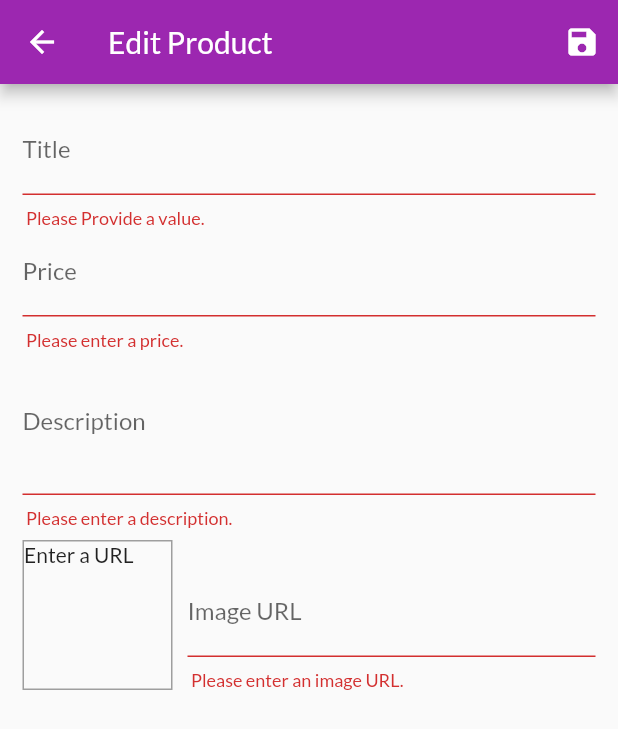
After one commit to AmmarHussien/new_shop_app, a Flutter app: the EditProductsScreen screen opened by its route, after a tap on the "save" icon, on a phone screen of 412 x 824 dp. The commit adds this screen. Shown: the top 729 px of the screen. Run offline on Flutter 3.47's test engine with Material 2 defaults, Android fonts, the phone set to English and light mode, and no system bars; network calls fail.

Commit message:
add new products

```diff
--- a/lib/main.dart
+++ b/lib/main.dart
@@ -4,6 +4,7 @@ import 'package:shop_app/providers/cart.dart';
 import 'package:shop_app/providers/orders.dart';
 import 'package:shop_app/providers/products_provider.dart';
 import 'package:shop_app/screens/cart_screen.dart';
+import 'package:shop_app/screens/edit_products_screen.dart';
 import 'package:shop_app/screens/orders_screen.dart';
 import 'package:shop_app/screens/product_detail_screen.dart';
 import 'package:shop_app/screens/products_overview_screen.dart';
@@ -46,6 +47,7 @@ class MyApp extends StatelessWidget {
           CartScreen.routeName: (context) => const CartScreen(),
           OrderScreen.routeName: (context) => const OrderScreen(),
           UserProductsScreen.routeName: (context) => const UserProductsScreen(),
+          EditProductsScreen.routeName: (context) => const EditProductsScreen(),
         },
       ),
     );
--- a/lib/providers/products_provider.dart
+++ b/lib/providers/products_provider.dart
@@ -64,8 +64,18 @@ class Products with ChangeNotifier {
   //   notifyListeners();
   // }
 
-  void addProduct() {
+  void addProduct(Product product) {
     // _items.add(value);
+    final newProduct = Product(
+      id: DateTime.now().toString(),
+      title: product.title,
+      description: product.description,
+      price: product.price,
+      imageUrl: product.imageUrl,
+    );
+
+    _items.add(newProduct);
+    //_items.insert(0, newProduct);// at tha start of the list
     notifyListeners();
   }
 }
--- /dev/null
+++ b/lib/screens/edit_products_screen.dart
@@ -0,0 +1,244 @@
+import 'package:flutter/foundation.dart';
+import 'package:flutter/material.dart';
+import 'package:provider/provider.dart';
+import 'package:shop_app/providers/product.dart';
+import 'package:shop_app/providers/products_provider.dart';
+
+class EditProductsScreen extends StatefulWidget {
+  const EditProductsScreen({super.key});
+  static const routeName = '/edit-product';
+
+  @override
+  State<EditProductsScreen> createState() => _EditProductsScreenState();
+}
+
+class _EditProductsScreenState extends State<EditProductsScreen> {
+  final _priceFocusNode = FocusNode();
+  final _descriptionFocusNode = FocusNode();
+  final _imageUrlController = TextEditingController();
+  final _imageUrlFocusNode = FocusNode();
+  final _form = GlobalKey<FormState>();
+  var _editedProduct = Product(
+    id: null.toString(),
+    title: '',
+    price: 0,
+    description: '',
+    imageUrl: '',
+  );
+
+  @override
+  void initState() {
+    _imageUrlFocusNode.addListener(_updateImageUrl);
+    super.initState();
+  }
+
+  @override
+  void dispose() {
+    _imageUrlFocusNode.removeListener(_updateImageUrl);
+    _priceFocusNode.dispose();
+    _descriptionFocusNode.dispose();
+    _imageUrlController.dispose();
+    _imageUrlFocusNode.dispose();
+    super.dispose();
+  }
+
+  void _updateImageUrl() {
+    if (!_imageUrlFocusNode.hasFocus) {
+      if (_imageUrlController.text.isEmpty ||
+          (!_imageUrlController.text.startsWith('http') &&
+              !_imageUrlController.text.startsWith('https')) ||
+          (!_imageUrlController.text.endsWith('.png') &&
+              !_imageUrlController.text.endsWith('.jpg') &&
+              !_imageUrlController.text.endsWith('.jpeg'))) {
+        return;
+      }
+      setState(() {});
+    }
+  }
+
+  void _saveForm() {
+    final isValid = _form.currentState!.validate();
+    if (!isValid) {
+      return;
+    }
+    _form.currentState!.save();
+    Provider.of<Products>(context, listen: false).addProduct(_editedProduct);
+    Navigator.of(context).pop();
+  }
+
+  @override
+  Widget build(BuildContext context) {
+    return Scaffold(
+      appBar: AppBar(
+        title: const Text(
+          'Edit Product',
+        ),
+        actions: [
+          IconButton(
+            onPressed: _saveForm,
+            icon: const Icon(Icons.save),
+          ),
+        ],
+      ),
+      body: Padding(
+        padding: const EdgeInsets.all(15.0),
+        child: Form(
+          key: _form,
+          child: SingleChildScrollView(
+            child: Column(
+              children: [
+                TextFormField(
+                  decoration: const InputDecoration(
+                    labelText: ('Title'),
+                  ),
+                  textInputAction: TextInputAction.next,
+                  onFieldSubmitted: (_) {
+                    FocusScope.of(context).requestFocus(_priceFocusNode);
+                  },
+                  validator: (value) {
+                    if (value!.isEmpty) {
+                      return ' Please Provide a value. ';
+                    }
+                    return null;
+                  },
+                  onSaved: (value) {
+                    _editedProduct = Product(
+                      id: null.toString(),
+                      title: value!,
+                      description: _editedProduct.description,
+                      price: _editedProduct.price,
+                      imageUrl: _editedProduct.imageUrl,
+                    );
+                  },
+                ),
+                TextFormField(
+                  decoration: const InputDecoration(
+                    labelText: ('Price'),
+                  ),
+                  textInputAction: TextInputAction.next,
+                  keyboardType: TextInputType.number,
+                  focusNode: _priceFocusNode,
+                  onFieldSubmitted: (_) {
+                    FocusScope.of(context).requestFocus(_descriptionFocusNode);
+                  },
+                  validator: (value) {
+                    if (value!.isEmpty) {
+                      return ' Please enter a price. ';
+                    }
+                    if (double.tryParse(value) == null) {
+                      return ' Please enter a valid number. ';
+                    }
+                    if (double.parse(value) <= 0) {
+                      return ' Please enter a number greater than zero ';
+                    }
+                    return null;
+                  },
+                  onSaved: (value) {
+                    _editedProduct = Product(
+                      id: null.toString(),
+                      title: _editedProduct.title,
+                      description: _editedProduct.description,
+                      price: double.parse(value!),
+                      imageUrl: _editedProduct.imageUrl,
+                    );
+                  },
+                ),
+                TextFormField(
+                  decoration: const InputDecoration(
+                    labelText: ('Description'),
+                  ),
+                  maxLines: 3,
+                  keyboardType: TextInputType.multiline,
+                  focusNode: _descriptionFocusNode,
+                  validator: (value) {
+                    if (value!.isEmpty) {
+                      return ' Please enter a description. ';
+                    }
+                    if (value.length < 10) {
+                      return ' should be at least 10 characters. ';
+                    }
+                    return null;
+                  },
+                  onSaved: (value) {
+                    _editedProduct = Product(
+                      id: null.toString(),
+                      title: _editedProduct.title,
+                      description: value!,
+                      price: _editedProduct.price,
+                      imageUrl: _editedProduct.imageUrl,
+                    );
+                  },
+                ),
+                Row(
+                  crossAxisAlignment: CrossAxisAlignment.end,
+                  children: [
+                    Container(
+                      width: 100,
+                      height: 100,
+                      margin: const EdgeInsets.only(
+                        top: 8,
+                        right: 10,
+                      ),
+                      decoration: BoxDecoration(
+                        border: Border.all(
+                          width: 1,
+                          color: Colors.grey,
+                        ),
+                      ),
+                      child: _imageUrlController.text.isEmpty
+                          ? const Text('Enter a URL')
+                          : FittedBox(
+                              child: Image.network(
+                                _imageUrlController.text,
+                                fit: BoxFit.cover,
+                              ),
+                            ),
+                    ),
+                    Expanded(
+                      child: TextFormField(
+                        decoration: const InputDecoration(
+                          labelText: ('Image URL'),
+                        ),
+                        keyboardType: TextInputType.url,
+                        textInputAction: TextInputAction.done,
+                        controller: _imageUrlController,
+                        focusNode: _imageUrlFocusNode,
+                        onFieldSubmitted: (_) {
+                          _saveForm();
+                        },
+                        validator: (value) {
+                          if (value!.isEmpty) {
+                            return ' Please enter an image URL. ';
+                          }
+                          if (!value.startsWith('http') &&
+                              !value.startsWith('https')) {
+                            return ' Please enter a valid URL. ';
+                          }
+                          if (!value.endsWith('.png') &&
+                              !value.endsWith('.jpg') &&
+                              !value.endsWith('.jpeg')) {
+                            return ' Please enter a valid image URL. ';
+                          }
+                          return null;
+                        },
+                        onSaved: (value) {
+                          _editedProduct = Product(
+                            id: null.toString(),
+                            title: _editedProduct.title,
+                            description: _editedProduct.description,
+                            price: _editedProduct.price,
+                            imageUrl: value!,
+                          );
+                        },
+                      ),
+                    ),
+                  ],
+                ),
+              ],
+            ),
+          ),
+        ),
+      ),
+    );
+  }
+}
--- a/lib/screens/user_products.dart
+++ b/lib/screens/user_products.dart
@@ -1,5 +1,6 @@
 import 'package:flutter/material.dart';
 import 'package:provider/provider.dart';
+import 'package:shop_app/screens/edit_products_screen.dart';
 import 'package:shop_app/widgets/app_drawer.dart';
 import 'package:shop_app/widgets/user_product_item.dart';
 
@@ -19,7 +20,7 @@ class UserProductsScreen extends StatelessWidget {
           IconButton(
             icon: const Icon(Icons.add),
             onPressed: () {
-              //..
+              Navigator.of(context).pushNamed(EditProductsScreen.routeName);
             },
           ),
         ],
--- a/lib/widgets/product_items.dart
+++ b/lib/widgets/product_items.dart
@@ -1,3 +1,4 @@
+import 'package:flutter/foundation.dart';
 import 'package:flutter/material.dart';
 import 'package:provider/provider.dart';
 import 'package:shop_app/providers/cart.dart';
@@ -63,7 +64,9 @@ class ProductItem extends StatelessWidget {
                   action: SnackBarAction(
                     label: 'UNDO',
                     onPressed: () {
-                      print('Hello World');
+                      if (kDebugMode) {
+                        print('Hello World');
+                      }
                       cart.removeSingleItem(product.id);
                     },
                   ),
--- a/lib/widgets/user_product_item.dart
+++ b/lib/widgets/user_product_item.dart
@@ -17,7 +17,7 @@ class UserProductItem extends StatelessWidget {
       leading: CircleAvatar(
         backgroundImage: NetworkImage(imageUrl),
       ),
-      trailing: Container(
+      trailing: SizedBox(
         width: 100,
         child: Row(
           children: [
```
